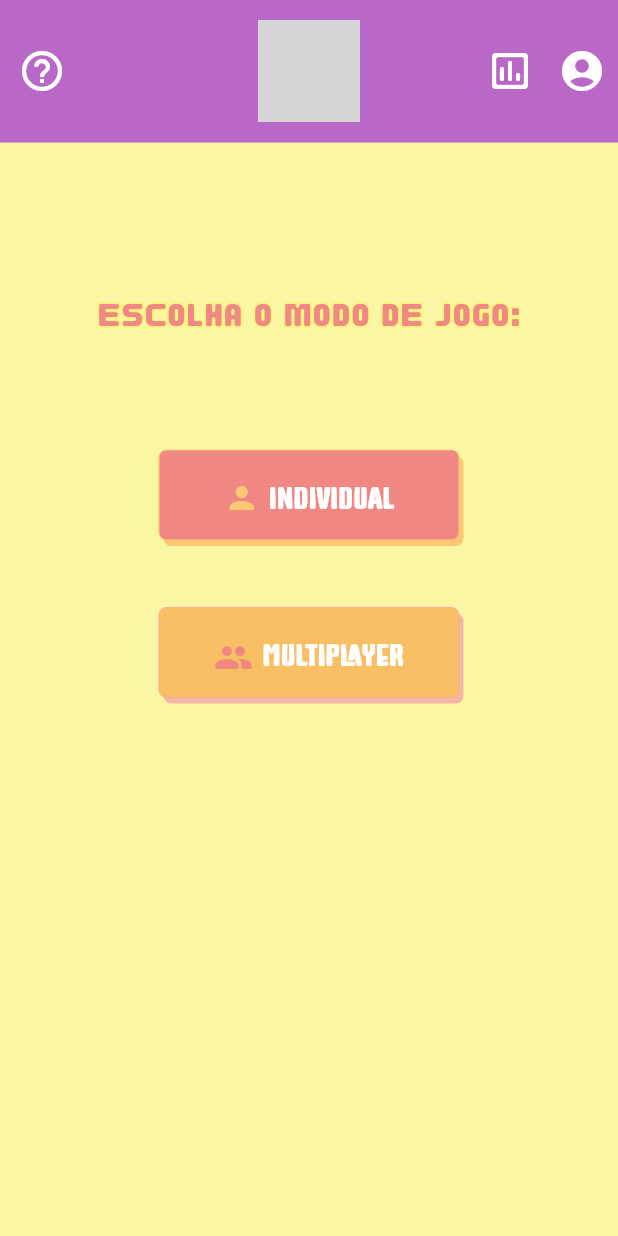
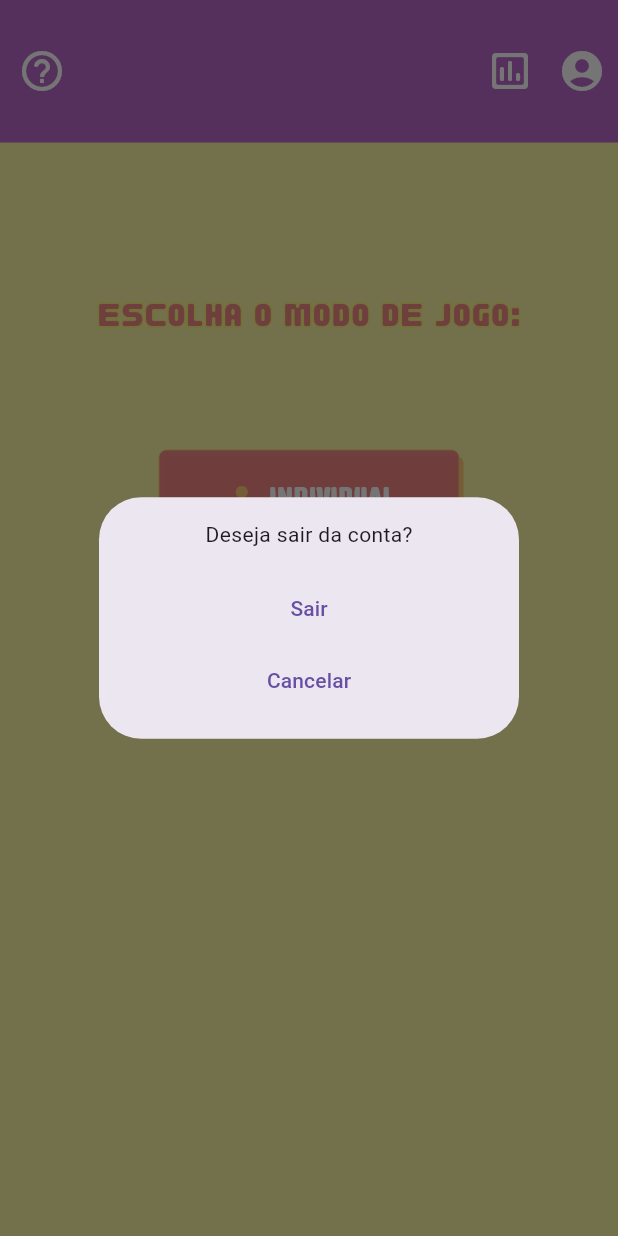
Before and after one commit to meirteresa/literato, a Flutter app: the screen it shows once a user with an empty profile is signed in, after a tap on the "account circle" icon, on a phone screen of 412 x 824 dp. Run offline on Flutter 3.47's test engine with Material 3 defaults, Android fonts, the phone set to English and light mode, and no system bars; our stand-ins replace cloud_firestore, firebase_auth, firebase_core, google_fonts; accounts and stored records are empty; grey boxes are pictures that could not be loaded.

Commit message:
Update decos.dart

```diff
--- a/lib/views/functions/decos.dart
+++ b/lib/views/functions/decos.dart
@@ -180,6 +180,36 @@ dynamic corBorda(bool ehAmarelo){
   return cor;
 }
 
+dynamic sair(BuildContext context){
+  var deco = Dialog(
+    child: Padding(
+                padding: const EdgeInsets.all(15.0),
+                child: Column(
+                  mainAxisSize: MainAxisSize.min,
+                  mainAxisAlignment: MainAxisAlignment.center,
+                  children: <Widget>[
+                    const Text('Deseja sair da conta?'),
+                    const SizedBox(height: 15),
+                    TextButton(
+                      onPressed: () {
+                        Navigator.pushNamed(context, '/login');
+                      },
+                      child: const Text('Sair'),
+                    ),
+                    TextButton(
+                      onPressed: () {
+                        Navigator.pop(context);
+                      },
+                      child: const Text('Cancelar'),
+                    ),
+                  ],
+                ),
+    ),
+   );
+
+   return deco;
+}
+
 dynamic barraMenu(BuildContext context){
   var barraMenu = AppBar(
         systemOverlayStyle: SystemUiOverlayStyle(
@@ -200,7 +230,10 @@ dynamic barraMenu(BuildContext context){
               iconSize: 32,
             ),
             IconButton(
-              onPressed: () {},
+              onPressed: () => showDialog<String>(
+                context: context,
+                builder: (BuildContext context) => sair(context),
+              ),
               icon: Icon(Icons.account_circle_sharp, color: branco),
               iconSize: 32,
             ),
```
